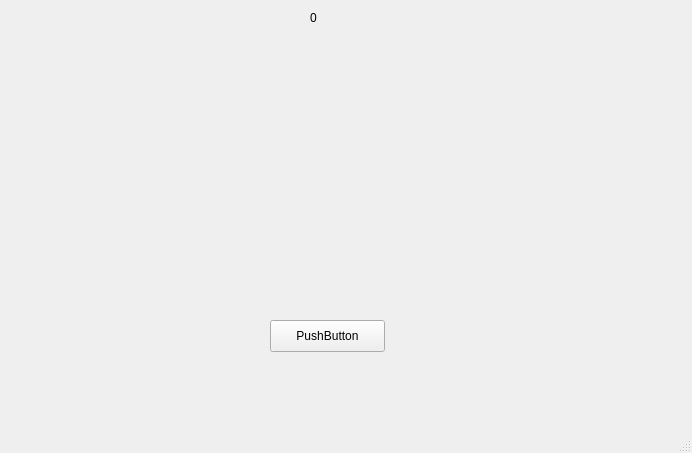
Qt form CrapsMainWindow.ui (SNHU-CETA-CSE/crapsnqt-Cric-Ehapman) before a commit.
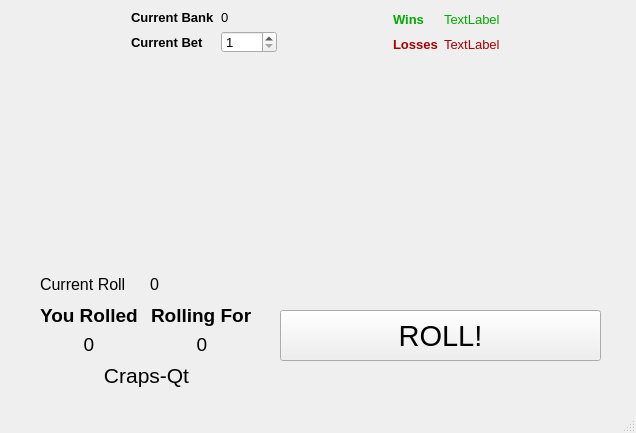
The same form after that commit. Icons and pictures are not drawn.

Commit message: Added some functionality with rolling.

```diff
--- a/CrapsMainWindow.ui
+++ b/CrapsMainWindow.ui
@@ -6,72 +6,584 @@
    <rect>
     <x>0</x>
     <y>0</y>
-    <width>692</width>
-    <height>453</height>
+    <width>636</width>
+    <height>433</height>
    </rect>
   </property>
+  <property name="font">
+   <font>
+    <family>MS UI Gothic</family>
+   </font>
+  </property>
   <property name="windowTitle">
    <string>MainWindow</string>
   </property>
   <widget class="QWidget" name="centralwidget">
-   <widget class="QPushButton" name="rollButton">
+   <widget class="QWidget" name="layoutWidget">
     <property name="geometry">
      <rect>
-      <x>270</x>
-      <y>320</y>
-      <width>115</width>
-      <height>32</height>
-     </rect>
-    </property>
-    <property name="text">
-     <string>PushButton</string>
-    </property>
-   </widget>
-   <widget class="QLabel" name="die1UI">
-    <property name="geometry">
-     <rect>
-      <x>110</x>
-      <y>40</y>
-      <width>181</width>
-      <height>171</height>
-     </rect>
-    </property>
-    <property name="text">
-     <string/>
-    </property>
-    <property name="pixmap">
-     <pixmap resource="crapsResources.qrc">:/dieImages/6</pixmap>
-    </property>
-   </widget>
-   <widget class="QLabel" name="die2UI">
-    <property name="geometry">
-     <rect>
-      <x>380</x>
-      <y>40</y>
-      <width>181</width>
-      <height>181</height>
-     </rect>
-    </property>
-    <property name="text">
-     <string/>
-    </property>
-    <property name="pixmap">
-     <pixmap resource="crapsResources.qrc">:/dieImages/5</pixmap>
-    </property>
-   </widget>
-   <widget class="QLabel" name="currentBankValueUI">
-    <property name="geometry">
-     <rect>
-      <x>310</x>
+      <x>20</x>
       <y>10</y>
-      <width>58</width>
-      <height>16</height>
+      <width>591</width>
+      <height>43</height>
      </rect>
+    </property>
+    <layout class="QHBoxLayout" name="upperBar">
+     <item>
+      <spacer name="horizontalSpacer_5">
+       <property name="orientation">
+        <enum>Qt::Horizontal</enum>
+       </property>
+       <property name="sizeHint" stdset="0">
+        <size>
+         <width>40</width>
+         <height>20</height>
+        </size>
+       </property>
+      </spacer>
+     </item>
+     <item>
+      <layout class="QGridLayout" name="bankAndBet">
+       <item row="1" column="0">
+        <widget class="QLabel" name="label_4">
+         <property name="font">
+          <font>
+           <family>MS UI Gothic</family>
+           <pointsize>10</pointsize>
+           <weight>75</weight>
+           <bold>true</bold>
+          </font>
+         </property>
+         <property name="text">
+          <string>Current Bet</string>
+         </property>
+        </widget>
+       </item>
+       <item row="0" column="1">
+        <widget class="QLabel" name="currentBankValueUI">
+         <property name="font">
+          <font>
+           <family>MS UI Gothic</family>
+           <pointsize>10</pointsize>
+          </font>
+         </property>
+         <property name="text">
+          <string>0</string>
+         </property>
+        </widget>
+       </item>
+       <item row="0" column="0">
+        <widget class="QLabel" name="label_3">
+         <property name="font">
+          <font>
+           <family>MS UI Gothic</family>
+           <pointsize>10</pointsize>
+           <weight>75</weight>
+           <bold>true</bold>
+          </font>
+         </property>
+         <property name="text">
+          <string>Current Bank</string>
+         </property>
+        </widget>
+       </item>
+       <item row="1" column="1">
+        <widget class="QSpinBox" name="userBetUI">
+         <property name="font">
+          <font>
+           <family>MS UI Gothic</family>
+           <pointsize>10</pointsize>
+          </font>
+         </property>
+         <property name="minimum">
+          <number>1</number>
+         </property>
+         <property name="maximum">
+          <number>1000</number>
+         </property>
+         <property name="singleStep">
+          <number>1</number>
+         </property>
+        </widget>
+       </item>
+      </layout>
+     </item>
+     <item>
+      <spacer name="horizontalSpacer">
+       <property name="orientation">
+        <enum>Qt::Horizontal</enum>
+       </property>
+       <property name="sizeHint" stdset="0">
+        <size>
+         <width>40</width>
+         <height>20</height>
+        </size>
+       </property>
+      </spacer>
+     </item>
+     <item>
+      <layout class="QVBoxLayout" name="winsAndLosses">
+       <item>
+        <layout class="QHBoxLayout" name="horizontalLayout">
+         <item>
+          <widget class="QLabel" name="label">
+           <property name="palette">
+            <palette>
+             <active>
+              <colorrole role="WindowText">
+               <brush brushstyle="SolidPattern">
+                <color alpha="255">
+                 <red>0</red>
+                 <green>170</green>
+                 <blue>0</blue>
+                </color>
+               </brush>
+              </colorrole>
+             </active>
+             <inactive>
+              <colorrole role="WindowText">
+               <brush brushstyle="SolidPattern">
+                <color alpha="255">
+                 <red>0</red>
+                 <green>170</green>
+                 <blue>0</blue>
+                </color>
+               </brush>
+              </colorrole>
+             </inactive>
+             <disabled>
+              <colorrole role="WindowText">
+               <brush brushstyle="SolidPattern">
+                <color alpha="255">
+                 <red>120</red>
+                 <green>120</green>
+                 <blue>120</blue>
+                </color>
+               </brush>
+              </colorrole>
+             </disabled>
+            </palette>
+           </property>
+           <property name="font">
+            <font>
+             <family>MS UI Gothic</family>
+             <pointsize>10</pointsize>
+             <weight>75</weight>
+             <bold>true</bold>
+            </font>
+           </property>
+           <property name="text">
+            <string>Wins</string>
+           </property>
+          </widget>
+         </item>
+         <item>
+          <widget class="QLabel" name="winsCountUI">
+           <property name="palette">
+            <palette>
+             <active>
+              <colorrole role="WindowText">
+               <brush brushstyle="SolidPattern">
+                <color alpha="255">
+                 <red>0</red>
+                 <green>170</green>
+                 <blue>0</blue>
+                </color>
+               </brush>
+              </colorrole>
+             </active>
+             <inactive>
+              <colorrole role="WindowText">
+               <brush brushstyle="SolidPattern">
+                <color alpha="255">
+                 <red>0</red>
+                 <green>170</green>
+                 <blue>0</blue>
+                </color>
+               </brush>
+              </colorrole>
+             </inactive>
+             <disabled>
+              <colorrole role="WindowText">
+               <brush brushstyle="SolidPattern">
+                <color alpha="255">
+                 <red>120</red>
+                 <green>120</green>
+                 <blue>120</blue>
+                </color>
+               </brush>
+              </colorrole>
+             </disabled>
+            </palette>
+           </property>
+           <property name="font">
+            <font>
+             <family>MS UI Gothic</family>
+             <pointsize>10</pointsize>
+            </font>
+           </property>
+           <property name="text">
+            <string>TextLabel</string>
+           </property>
+          </widget>
+         </item>
+        </layout>
+       </item>
+       <item>
+        <layout class="QHBoxLayout" name="horizontalLayout_2">
+         <item>
+          <widget class="QLabel" name="label_5">
+           <property name="palette">
+            <palette>
+             <active>
+              <colorrole role="WindowText">
+               <brush brushstyle="SolidPattern">
+                <color alpha="255">
+                 <red>170</red>
+                 <green>0</green>
+                 <blue>0</blue>
+                </color>
+               </brush>
+              </colorrole>
+             </active>
+             <inactive>
+              <colorrole role="WindowText">
+               <brush brushstyle="SolidPattern">
+                <color alpha="255">
+                 <red>170</red>
+                 <green>0</green>
+                 <blue>0</blue>
+                </color>
+               </brush>
+              </colorrole>
+             </inactive>
+             <disabled>
+              <colorrole role="WindowText">
+               <brush brushstyle="SolidPattern">
+                <color alpha="255">
+                 <red>120</red>
+                 <green>120</green>
+                 <blue>120</blue>
+                </color>
+               </brush>
+              </colorrole>
+             </disabled>
+            </palette>
+           </property>
+           <property name="font">
+            <font>
+             <family>MS UI Gothic</family>
+             <pointsize>10</pointsize>
+             <weight>75</weight>
+             <bold>true</bold>
+            </font>
+           </property>
+           <property name="text">
+            <string>Losses</string>
+           </property>
+          </widget>
+         </item>
+         <item>
+          <widget class="QLabel" name="lossCountUI">
+           <property name="palette">
+            <palette>
+             <active>
+              <colorrole role="WindowText">
+               <brush brushstyle="SolidPattern">
+                <color alpha="255">
+                 <red>170</red>
+                 <green>0</green>
+                 <blue>0</blue>
+                </color>
+               </brush>
+              </colorrole>
+             </active>
+             <inactive>
+              <colorrole role="WindowText">
+               <brush brushstyle="SolidPattern">
+                <color alpha="255">
+                 <red>170</red>
+                 <green>0</green>
+                 <blue>0</blue>
+                </color>
+               </brush>
+              </colorrole>
+             </inactive>
+             <disabled>
+              <colorrole role="WindowText">
+               <brush brushstyle="SolidPattern">
+                <color alpha="255">
+                 <red>120</red>
+                 <green>120</green>
+                 <blue>120</blue>
+                </color>
+               </brush>
+              </colorrole>
+             </disabled>
+            </palette>
+           </property>
+           <property name="font">
+            <font>
+             <family>MS UI Gothic</family>
+             <pointsize>10</pointsize>
+            </font>
+           </property>
+           <property name="text">
+            <string>TextLabel</string>
+           </property>
+          </widget>
+         </item>
+        </layout>
+       </item>
+      </layout>
+     </item>
+     <item>
+      <spacer name="horizontalSpacer_6">
+       <property name="orientation">
+        <enum>Qt::Horizontal</enum>
+       </property>
+       <property name="sizeHint" stdset="0">
+        <size>
+         <width>40</width>
+         <height>20</height>
+        </size>
+       </property>
+      </spacer>
+     </item>
+    </layout>
+   </widget>
+   <widget class="QWidget" name="layoutWidget">
+    <property name="geometry">
+     <rect>
+      <x>20</x>
+      <y>70</y>
+      <width>591</width>
+      <height>201</height>
+     </rect>
+    </property>
+    <layout class="QHBoxLayout" name="dice">
+     <item>
+      <spacer name="horizontalSpacer_2">
+       <property name="orientation">
+        <enum>Qt::Horizontal</enum>
+       </property>
+       <property name="sizeHint" stdset="0">
+        <size>
+         <width>40</width>
+         <height>20</height>
+        </size>
+       </property>
+      </spacer>
+     </item>
+     <item>
+      <widget class="QLabel" name="die1UI">
+       <property name="text">
+        <string/>
+       </property>
+       <property name="pixmap">
+        <pixmap resource="crapsResources.qrc">:/dieImages/6</pixmap>
+       </property>
+      </widget>
+     </item>
+     <item>
+      <spacer name="horizontalSpacer_3">
+       <property name="orientation">
+        <enum>Qt::Horizontal</enum>
+       </property>
+       <property name="sizeHint" stdset="0">
+        <size>
+         <width>40</width>
+         <height>20</height>
+        </size>
+       </property>
+      </spacer>
+     </item>
+     <item>
+      <widget class="QLabel" name="die2UI">
+       <property name="text">
+        <string/>
+       </property>
+       <property name="pixmap">
+        <pixmap resource="crapsResources.qrc">:/dieImages/5</pixmap>
+       </property>
+      </widget>
+     </item>
+     <item>
+      <spacer name="horizontalSpacer_4">
+       <property name="orientation">
+        <enum>Qt::Horizontal</enum>
+       </property>
+       <property name="sizeHint" stdset="0">
+        <size>
+         <width>40</width>
+         <height>20</height>
+        </size>
+       </property>
+      </spacer>
+     </item>
+    </layout>
+   </widget>
+   <widget class="QPushButton" name="rollButton">
+    <property name="geometry">
+     <rect>
+      <x>280</x>
+      <y>310</y>
+      <width>321</width>
+      <height>51</height>
+     </rect>
+    </property>
+    <property name="font">
+     <font>
+      <family>MS UI Gothic</family>
+      <pointsize>22</pointsize>
+     </font>
     </property>
     <property name="text">
-     <string>0</string>
+     <string>ROLL!</string>
     </property>
    </widget>
+   <widget class="QWidget" name="verticalLayoutWidget_3">
+    <property name="geometry">
+     <rect>
+      <x>40</x>
+      <y>270</y>
+      <width>213</width>
+      <height>119</height>
+     </rect>
+    </property>
+    <layout class="QVBoxLayout" name="verticalLayout_3">
+     <item>
+      <layout class="QHBoxLayout" name="horizontalLayout_5">
+       <item>
+        <widget class="QLabel" name="label_8">
+         <property name="font">
+          <font>
+           <pointsize>12</pointsize>
+          </font>
+         </property>
+         <property name="text">
+          <string>Current Roll</string>
+         </property>
+        </widget>
+       </item>
+       <item>
+        <widget class="QLabel" name="currentRollUI">
+         <property name="font">
+          <font>
+           <pointsize>12</pointsize>
+          </font>
+         </property>
+         <property name="text">
+          <string>0</string>
+         </property>
+        </widget>
+       </item>
+      </layout>
+     </item>
+     <item>
+      <layout class="QHBoxLayout" name="rollStats">
+       <item>
+        <layout class="QVBoxLayout" name="verticalLayout_2">
+         <item>
+          <widget class="QLabel" name="label_6">
+           <property name="font">
+            <font>
+             <family>MS UI Gothic</family>
+             <pointsize>14</pointsize>
+             <weight>75</weight>
+             <bold>true</bold>
+            </font>
+           </property>
+           <property name="text">
+            <string>You Rolled</string>
+           </property>
+          </widget>
+         </item>
+         <item>
+          <widget class="QLabel" name="rollValueUI">
+           <property name="font">
+            <font>
+             <family>MS UI Gothic</family>
+             <pointsize>14</pointsize>
+            </font>
+           </property>
+           <property name="text">
+            <string>0</string>
+           </property>
+           <property name="alignment">
+            <set>Qt::AlignCenter</set>
+           </property>
+          </widget>
+         </item>
+        </layout>
+       </item>
+       <item>
+        <spacer name="horizontalSpacer_7">
+         <property name="orientation">
+          <enum>Qt::Horizontal</enum>
+         </property>
+         <property name="sizeHint" stdset="0">
+          <size>
+           <width>40</width>
+           <height>20</height>
+          </size>
+         </property>
+        </spacer>
+       </item>
+       <item>
+        <layout class="QVBoxLayout" name="verticalLayout">
+         <item>
+          <widget class="QLabel" name="label_2">
+           <property name="font">
+            <font>
+             <family>MS UI Gothic</family>
+             <pointsize>14</pointsize>
+             <weight>75</weight>
+             <bold>true</bold>
+            </font>
+           </property>
+           <property name="text">
+            <string>Rolling For</string>
+           </property>
+          </widget>
+         </item>
+         <item>
+          <widget class="QLabel" name="rollingForUI">
+           <property name="font">
+            <font>
+             <family>MS UI Gothic</family>
+             <pointsize>14</pointsize>
+            </font>
+           </property>
+           <property name="text">
+            <string>0</string>
+           </property>
+           <property name="alignment">
+            <set>Qt::AlignCenter</set>
+           </property>
+          </widget>
+         </item>
+        </layout>
+       </item>
+      </layout>
+     </item>
+     <item>
+      <widget class="QLabel" name="statusUI">
+       <property name="font">
+        <font>
+         <pointsize>16</pointsize>
+        </font>
+       </property>
+       <property name="text">
+        <string>Craps-Qt</string>
+       </property>
+       <property name="alignment">
+        <set>Qt::AlignCenter</set>
+       </property>
+      </widget>
+     </item>
+    </layout>
+   </widget>
   </widget>
   <widget class="QMenuBar" name="menubar">
    <property name="geometry">
```
Left out of the diff: 6 changed lines with no effect on the pictures. The commit also changes 51 other files.
